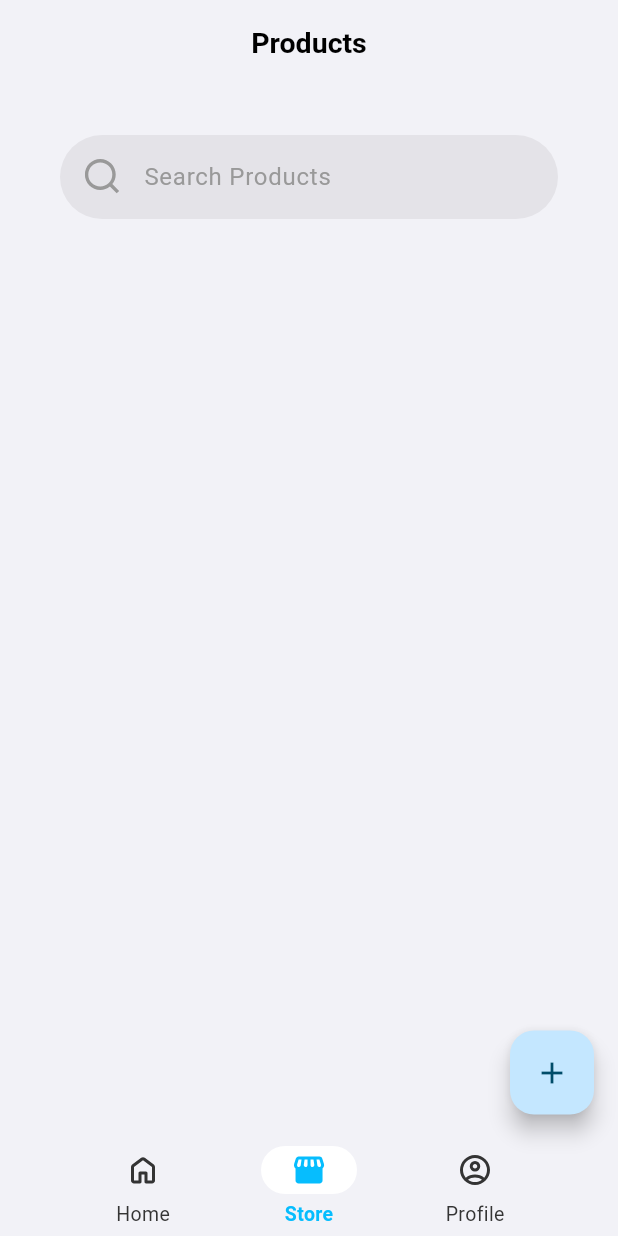
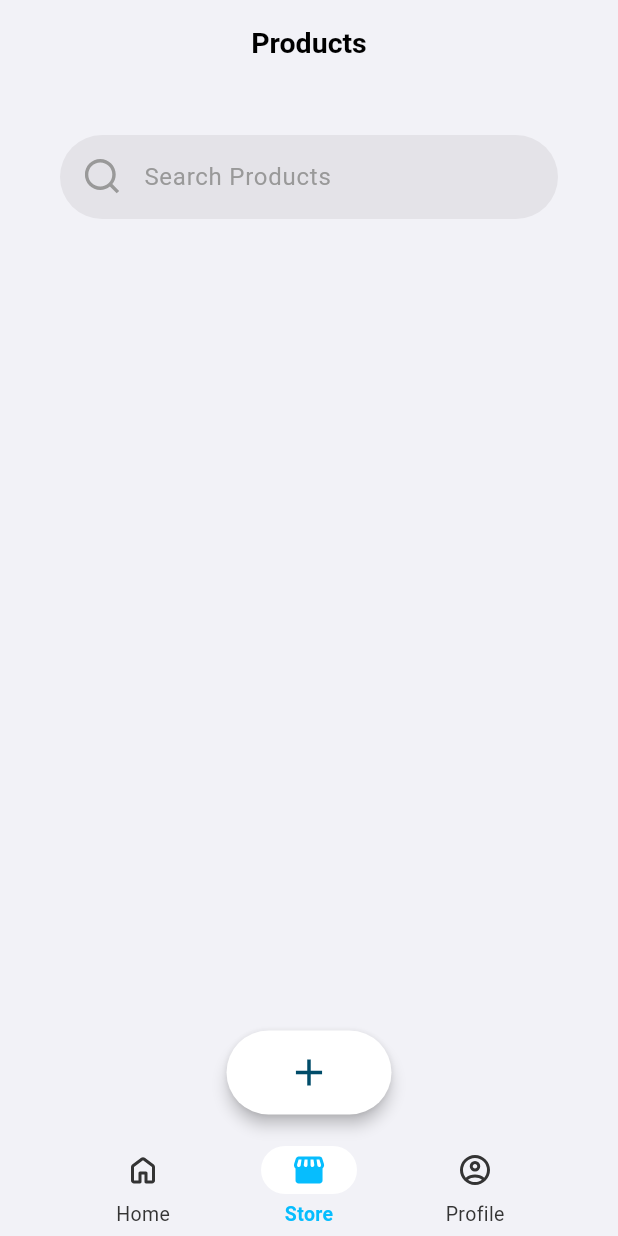
Before and after one commit to SimpliMinimalist/dev, a Flutter app: the StoreScreen screen opened by its route, on a phone screen of 412 x 824 dp. Run offline on Flutter 3.47's test engine with Material 3 defaults, Android fonts, the phone set to English and light mode, and no system bars; our stand-ins replace flutter_svg, go_router, google_fonts, image_picker, smooth_page_indicator.

Commit message:
FAB fixed

```diff
--- a/lib/app/theme/theme.dart
+++ b/lib/app/theme/theme.dart
@@ -31,6 +31,12 @@ final themeData = ThemeData(
       color: _iconColor,
       size: 24,
     ),
+  ),
+  floatingActionButtonTheme: const FloatingActionButtonThemeData(
+    backgroundColor: Colors.white,
+    shape: StadiumBorder(),
+    iconSize: 32,
+    elevation: 4, // Adjust this value to soften the shadow
   ),
   navigationBarTheme: NavigationBarThemeData(
     backgroundColor: _lightGrey,
--- a/lib/app/view/main_screen.dart
+++ b/lib/app/view/main_screen.dart
@@ -71,13 +71,17 @@ class MainScreen extends StatelessWidget {
         ),
         body: navigationShell,
         floatingActionButton: navigationShell.currentIndex == 1
-            ? FloatingActionButton(
+            ? FloatingActionButton.extended(
                 onPressed: () {
                   context.push('/add_product');
                 },
-                child: const Icon(Icons.add),
+                label: const Padding(
+                  padding: EdgeInsets.symmetric(horizontal: 20.0),
+                  child: Icon(Icons.add, size: 30),
+                ),
               )
             : null,
+        floatingActionButtonLocation: FloatingActionButtonLocation.centerFloat,
         bottomNavigationBar: Container(
           padding: const EdgeInsets.symmetric(horizontal: 40.0),
           child: NavigationBar(
```
Also changed, not shown: 1 other file.
